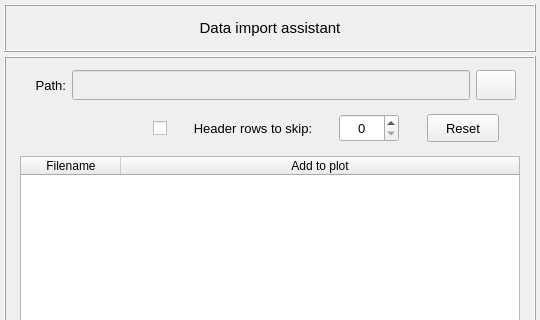
Old version of the form pulse/interface/data/ui_files/data_handler/data_import_assistant.ui in the repository open-pulse/OpenPulse; both pictures show x 0 to 540 and y 0 to 320 of the 540 by 580 pixel window.
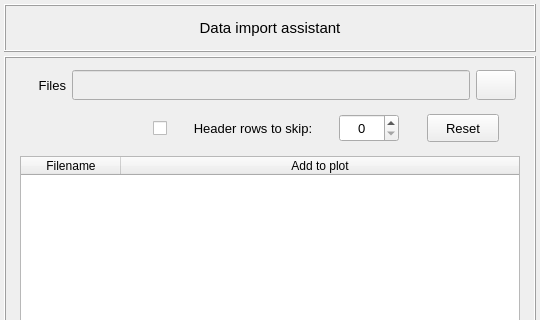
New version of the form. Icons and pictures are not drawn.

Commit message: Track imported paths across sessions and improve multi-file display in DataImportAssistant

The edit to the form file:
```diff
--- a/pulse/interface/data/ui_files/data_handler/data_import_assistant.ui
+++ b/pulse/interface/data/ui_files/data_handler/data_import_assistant.ui
@@ -616,7 +616,7 @@
                </font>
               </property>
               <property name="text">
-               <string>Path:</string>
+               <string>Files</string>
               </property>
               <property name="alignment">
                <set>Qt::AlignmentFlag::AlignRight|Qt::AlignmentFlag::AlignTrailing|Qt::AlignmentFlag::AlignVCenter</set>
```
The commit also changes 3 other files.
